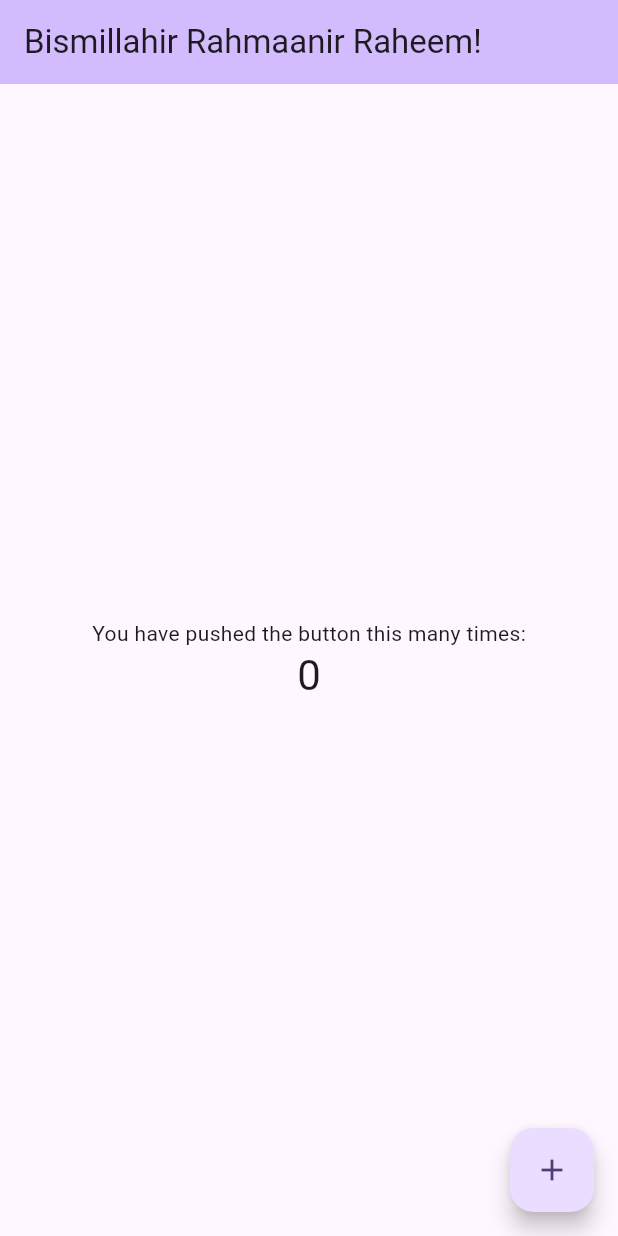
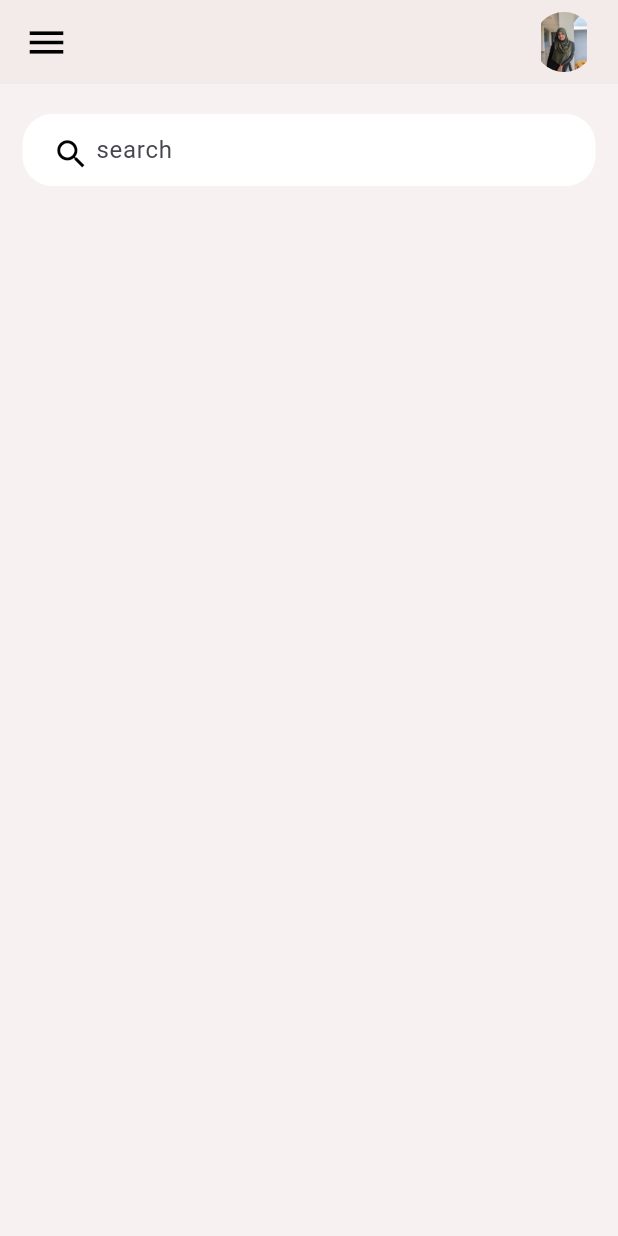
Before and after one commit to Faishana/ToDo_App, a Flutter app: the screen it shows after launch, on a phone screen of 412 x 824 dp. Run offline on Flutter 3.47's test engine with Material 3 defaults, Android fonts, the phone set to English and light mode, and no system bars.

Commit message:
create app_bar and search_bar

```diff
--- /dev/null
+++ b/lib/constance/colour.dart
@@ -0,0 +1,5 @@
+import 'package:flutter/material.dart';
+
+const Color appBar_Clr = Color.fromARGB(115, 238, 225, 225);
+
+const Color menu_Clr = Colors.black;
--- a/lib/main.dart
+++ b/lib/main.dart
@@ -1,4 +1,5 @@
 import 'package:flutter/material.dart';
+import 'package:sample/screens/home.dart';
 
 void main() {
   runApp(const MyApp());
@@ -10,91 +11,9 @@ class MyApp extends StatelessWidget {
   // This widget is the root of your application.
   @override
   Widget build(BuildContext context) {
-    return MaterialApp(
+    return const MaterialApp(
       debugShowCheckedModeBanner: false, //Remove the banner
-
-      title: 'Bismillahir Rahmaanir Raheem!',
-      theme: ThemeData(
-        colorScheme: ColorScheme.fromSeed(seedColor: Colors.deepPurple),
-        useMaterial3: true,
-      ),
-      home: const MyHomePage(title: 'Bismillahir Rahmaanir Raheem!'),
-
+      home: home(),
     );
   }
 }
-
-class MyHomePage extends StatefulWidget {
-  const MyHomePage({super.key, required this.title});
-
-  final String title;
-
-  @override
-  State<MyHomePage> createState() => _MyHomePageState();
-}
-
-class _MyHomePageState extends State<MyHomePage> {
-  int _counter = 0;
-
-  void _incrementCounter() {
-    setState(() {
-
-      _counter++;
-    });
-  }
-
-  @override
-  Widget build(BuildContext context) {
-    // This method is rerun every time setState is called, for instance as done
-    // by the _incrementCounter method above.
-    //
-    // The Flutter framework has been optimized to make rerunning build methods
-    // fast, so that you can just rebuild anything that needs updating rather
-    // than having to individually change instances of widgets.
-    return Scaffold(
-      appBar: AppBar(
-        // TRY THIS: Try changing the color here to a specific color (to
-        // Colors.amber, perhaps?) and trigger a hot reload to see the AppBar
-        // change color while the other colors stay the same.
-        backgroundColor: Theme.of(context).colorScheme.inversePrimary,
-        // Here we take the value from the MyHomePage object that was created by
-        // the App.build method, and use it to set our appbar title.
-        title: Text(widget.title),
-      ),
-      body: Center(
-        // Center is a layout widget. It takes a single child and positions it
-        // in the middle of the parent.
-        child: Column(
-          // Column is also a layout widget. It takes a list of children and
-          // arranges them vertically. By default, it sizes itself to fit its
-          // children horizontally, and tries to be as tall as its parent.
-          //
-          // Column has various properties to control how it sizes itself and
-          // how it positions its children. Here we use mainAxisAlignment to
-          // center the children vertically; the main axis here is the vertical
-          // axis because Columns are vertical (the cross axis would be
-          // horizontal).
-          //
-          // TRY THIS: Invoke "debug painting" (choose the "Toggle Debug Paint"
-          // action in the IDE, or press "p" in the console), to see the
-          // wireframe for each widget.
-          mainAxisAlignment: MainAxisAlignment.center,
-          children: <Widget>[
-            const Text(
-              'You have pushed the button this many times:',
-            ),
-            Text(
-              '$_counter',
-              style: Theme.of(context).textTheme.headlineMedium,
-            ),
-          ],
-        ),
-      ),
-      floatingActionButton: FloatingActionButton(
-        onPressed: _incrementCounter,
-        tooltip: 'Increment',
-        child: const Icon(Icons.add),
-      ), // This trailing comma makes auto-formatting nicer for build methods.
-    );
-  }
-}
--- /dev/null
+++ b/lib/screens/home.dart
@@ -0,0 +1,73 @@
+import 'package:flutter/material.dart';
+import 'package:sample/constance/colour.dart';
+
+class home extends StatelessWidget {
+  const home({super.key});
+
+  @override
+  Widget build(BuildContext context) {
+    return Scaffold(
+      backgroundColor: appBar_Clr,
+      appBar: appbar_creation(),
+      body: Container(
+        margin: const EdgeInsets.only(top: 20),
+        padding: const EdgeInsets.symmetric(horizontal: 15),
+        child: Column(
+          children: [
+            search_box(),
+          ],
+        )
+      ),
+    );
+  }
+
+  // ignore: non_constant_identifier_names
+  Container search_box() {
+    return Container(
+            padding: const EdgeInsets.symmetric(horizontal: 20),
+            decoration: BoxDecoration(
+              color: Colors.white,
+              borderRadius: BorderRadius.circular(20),
+            ),
+            child: const TextField(
+              decoration: InputDecoration(
+                contentPadding: EdgeInsets.all(0),
+                prefixIcon: Icon(Icons.search,
+                color: menu_Clr,
+                size: 25,
+                ),
+                prefixIconConstraints: BoxConstraints(
+                  maxHeight: 20,
+                  minWidth: 25,
+                ),
+                border: InputBorder.none,
+                hintText: "search",
+
+              ),
+            ),
+          );
+  }
+
+  AppBar appbar_creation() {
+    return AppBar(
+      backgroundColor: appBar_Clr,
+      elevation: 0,     //Shadow has been gone
+      title: Row(
+        mainAxisAlignment: MainAxisAlignment.spaceBetween,
+        children: [
+          const Icon(Icons.menu,
+          color: menu_Clr,
+          size: 30,),
+          Container(
+            height: 40,
+            width: 40,
+            child: ClipRRect(
+              borderRadius: BorderRadius.circular(20),  //Make the box shape into oval shape
+              child: Image.asset("assets/images/Faishu1.jpeg"),
+            ),
+          )
+        ],
+      ),
+    );
+  }
+}
--- a/pubspec.yaml
+++ b/pubspec.yaml
@@ -59,8 +59,8 @@ flutter:
   uses-material-design: true
 
   # To add assets to your application, add an assets section, like this:
-  # assets:
-  #   - images/a_dot_burr.jpeg
+  assets:
+    - assets/images/
   #   - images/a_dot_ham.jpeg
 
   # An image asset can refer to one or more resolution-specific "variants", see
```
Also changed, not shown: assets/images/Faishu1.jpeg (added).
